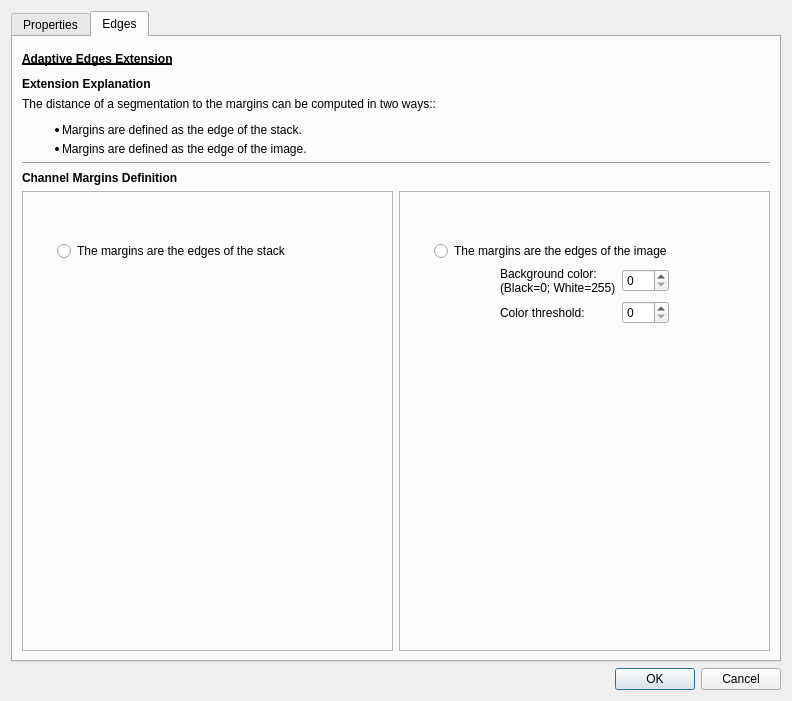
FelixdelasPozas/EspINA, file App/Dialogs/ChannelInspector/ChannelInspector.ui: the form before one commit.
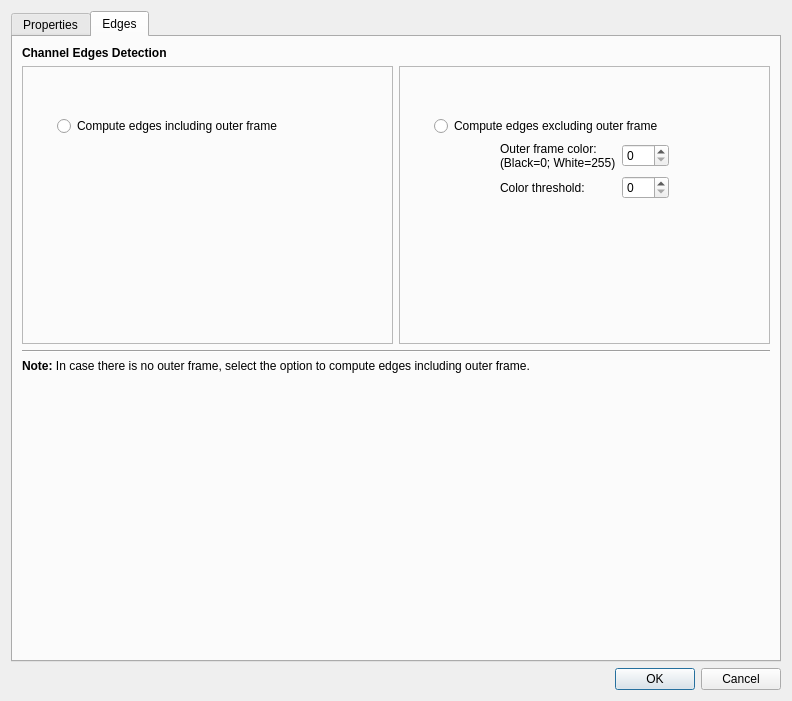
The form after the commit. Icons and pictures are not drawn.

Commit message: UI enhancements and label corrections

Diff of the .ui file:
```diff
--- a/App/Dialogs/ChannelInspector/ChannelInspector.ui
+++ b/App/Dialogs/ChannelInspector/ChannelInspector.ui
@@ -503,65 +503,6 @@
        <string>Edges</string>
       </attribute>
       <layout class="QVBoxLayout" name="verticalLayout_8">
-       <item>
-        <widget class="QLabel" name="label_5">
-         <property name="minimumSize">
-          <size>
-           <width>0</width>
-           <height>25</height>
-          </size>
-         </property>
-         <property name="font">
-          <font>
-           <weight>75</weight>
-           <bold>true</bold>
-           <underline>true</underline>
-          </font>
-         </property>
-         <property name="text">
-          <string>Adaptive Edges Extension</string>
-         </property>
-        </widget>
-       </item>
-       <item>
-        <widget class="QLabel" name="label_6">
-         <property name="font">
-          <font>
-           <weight>75</weight>
-           <bold>true</bold>
-          </font>
-         </property>
-         <property name="text">
-          <string>Extension Explanation</string>
-         </property>
-        </widget>
-       </item>
-       <item>
-        <widget class="QLabel" name="label_7">
-         <property name="text">
-          <string>&lt;html&gt;&lt;head/&gt;&lt;body&gt;&lt;p&gt;The distance of a segmentation to the margins can be computed in two ways::&lt;/p&gt;&lt;ul style=&quot;margin-top: 0px; margin-bottom: 0px; margin-left: 0px; margin-right: 0px; -qt-list-indent: 1;&quot;&gt;&lt;li style=&quot; margin-top:5px; margin-bottom:5px; margin-left:0px; margin-right:0px; -qt-block-indent:0; text-indent:0px;&quot;&gt;Margins are defined as the edge of the stack.&lt;/li&gt;&lt;li style=&quot; margin-top:5px; margin-bottom:5px; margin-left:0px; margin-right:0px; -qt-block-indent:0; text-indent:0px;&quot;&gt;Margins are defined as the edge of the image.&lt;/li&gt;&lt;/ul&gt;&lt;/body&gt;&lt;/html&gt;</string>
-         </property>
-         <property name="textFormat">
-          <enum>Qt::RichText</enum>
-         </property>
-         <property name="scaledContents">
-          <bool>false</bool>
-         </property>
-         <property name="wordWrap">
-          <bool>true</bool>
-         </property>
-         <property name="textInteractionFlags">
-          <set>Qt::NoTextInteraction</set>
-         </property>
-        </widget>
-       </item>
-       <item>
-        <widget class="Line" name="line">
-         <property name="orientation">
-          <enum>Qt::Horizontal</enum>
-         </property>
-        </widget>
-       </item>
        <item>
         <widget class="QLabel" name="label_10">
          <property name="font">
@@ -571,7 +512,7 @@
           </font>
          </property>
          <property name="text">
-          <string>Channel Margins Definition</string>
+          <string>Channel Edges Detection</string>
          </property>
         </widget>
        </item>
@@ -623,7 +564,7 @@
                  </size>
                 </property>
                 <property name="text">
-                 <string>The margins are the edges of the stack</string>
+                 <string>Compute edges including outer frame</string>
                 </property>
                 <property name="autoExclusive">
                  <bool>true</bool>
@@ -694,7 +635,7 @@
                  </size>
                 </property>
                 <property name="text">
-                 <string>The margins are the edges of the image</string>
+                 <string>Compute edges excluding outer frame</string>
                 </property>
                 <property name="autoExclusive">
                  <bool>true</bool>
@@ -738,7 +679,7 @@
               <item row="0" column="1">
                <widget class="QLabel" name="colorLabel">
                 <property name="text">
-                 <string>Background color:
+                 <string>Outer frame color:
 (Black=0; White=255)</string>
                 </property>
                 <property name="scaledContents">
@@ -795,6 +736,33 @@
          </item>
         </layout>
        </item>
+       <item>
+        <widget class="Line" name="line">
+         <property name="orientation">
+          <enum>Qt::Horizontal</enum>
+         </property>
+        </widget>
+       </item>
+       <item>
+        <widget class="QLabel" name="label_5">
+         <property name="text">
+          <string>&lt;html&gt;&lt;head/&gt;&lt;body&gt;&lt;p&gt;&lt;span style=&quot; font-weight:600;&quot;&gt;Note: &lt;/span&gt;In case there is no outer frame, select the option to compute edges including outer frame.&lt;/p&gt;&lt;/body&gt;&lt;/html&gt;</string>
+         </property>
+        </widget>
+       </item>
+       <item>
+        <spacer name="verticalSpacer_3">
+         <property name="orientation">
+          <enum>Qt::Vertical</enum>
+         </property>
+         <property name="sizeHint" stdset="0">
+          <size>
+           <width>20</width>
+           <height>40</height>
+          </size>
+         </property>
+        </spacer>
+       </item>
       </layout>
      </widget>
     </widget>
```
Left out of the diff: 2 changed lines with no effect on the pictures. The commit also changes 43 other files.
